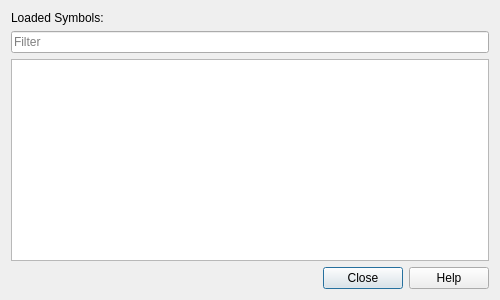
The window that plugins/SymbolViewer/DialogSymbolViewer.ui (eteran/edb-debugger) describes before a commit, drawn with Qt 5.
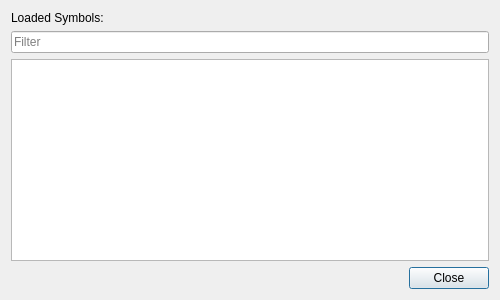
The same window after the commit.

Commit message: chopped all of the disabled help buttons. They've been disabled since the very first release and frankly **if** edb ever has a comprehensive help system it is most likely to take the form of Wiki.

The edit to the form file:
```diff
--- a/plugins/SymbolViewer/DialogSymbolViewer.ui
+++ b/plugins/SymbolViewer/DialogSymbolViewer.ui
@@ -53,7 +53,7 @@
    <item>
     <widget class="QDialogButtonBox" name="buttonBox">
      <property name="standardButtons">
-      <set>QDialogButtonBox::Close|QDialogButtonBox::Help</set>
+      <set>QDialogButtonBox::Close</set>
      </property>
     </widget>
    </item>
```
The commit also changes 18 other files.
